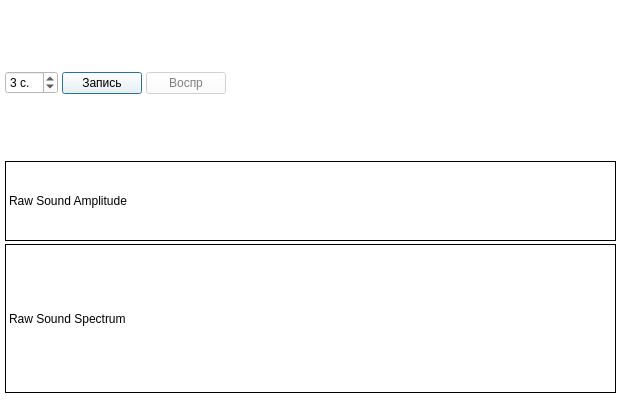
Above: mainwindow.ui from AntonStark/fonoria before the change. Below: the same form after it.
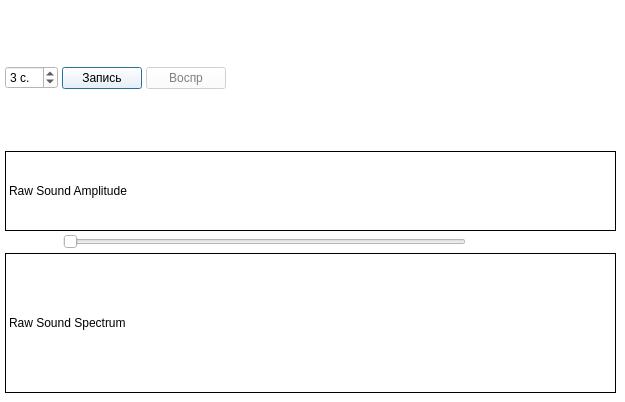
That is the form after the change.

Commit message: таймер записи прямо на кнопке, замер времени обработки

Diff of the .ui file:
```diff
--- a/mainwindow.ui
+++ b/mainwindow.ui
@@ -584,6 +584,58 @@
        </property>
       </widget>
      </item>
+     <item>
+      <layout class="QHBoxLayout" name="horizontalLayout">
+       <property name="sizeConstraint">
+        <enum>QLayout::SetFixedSize</enum>
+       </property>
+       <item>
+        <spacer name="horizontalSpacer_2">
+         <property name="orientation">
+          <enum>Qt::Horizontal</enum>
+         </property>
+         <property name="sizeType">
+          <enum>QSizePolicy::Fixed</enum>
+         </property>
+         <property name="sizeHint" stdset="0">
+          <size>
+           <width>58</width>
+           <height>16</height>
+          </size>
+         </property>
+        </spacer>
+       </item>
+       <item>
+        <widget class="QSlider" name="selectMoment">
+         <property name="maximum">
+          <number>9999</number>
+         </property>
+         <property name="orientation">
+          <enum>Qt::Horizontal</enum>
+         </property>
+         <property name="invertedAppearance">
+          <bool>false</bool>
+         </property>
+        </widget>
+       </item>
+       <item>
+        <spacer name="horizontalSpacer_3">
+         <property name="orientation">
+          <enum>Qt::Horizontal</enum>
+         </property>
+         <property name="sizeType">
+          <enum>QSizePolicy::Fixed</enum>
+         </property>
+         <property name="sizeHint" stdset="0">
+          <size>
+           <width>150</width>
+           <height>16</height>
+          </size>
+         </property>
+        </spacer>
+       </item>
+      </layout>
+     </item>
      <item>
       <widget class="QLabel" name="lblRawSpectrum">
        <property name="sizePolicy">
```
The commit also changes 1 other file.
